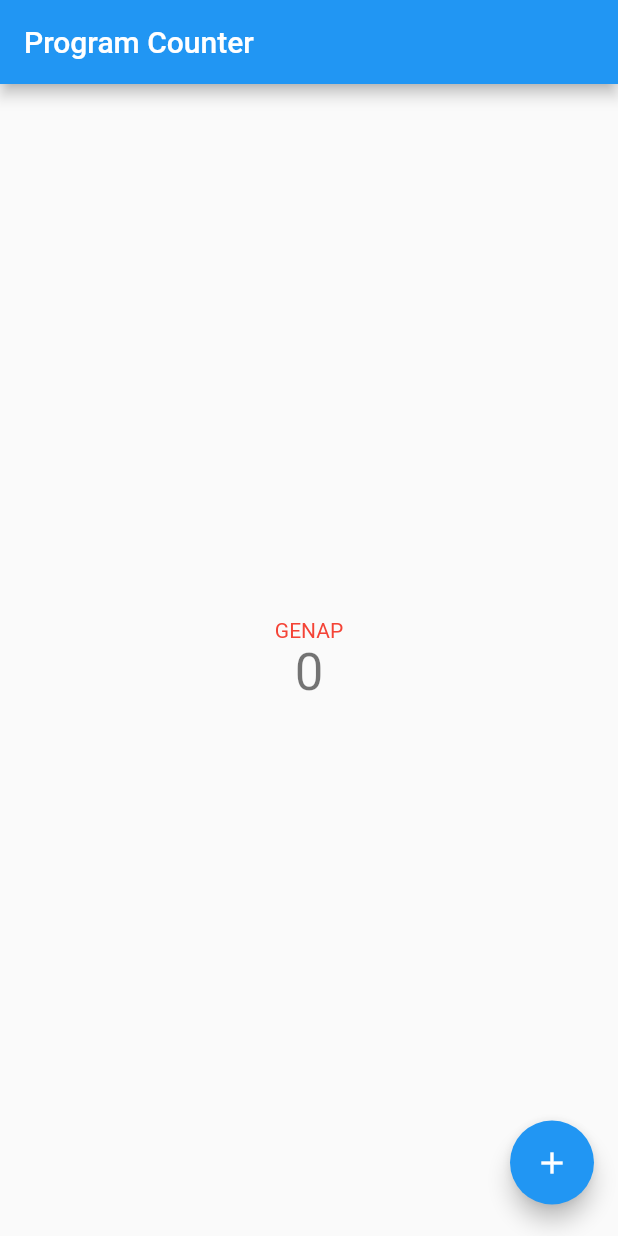
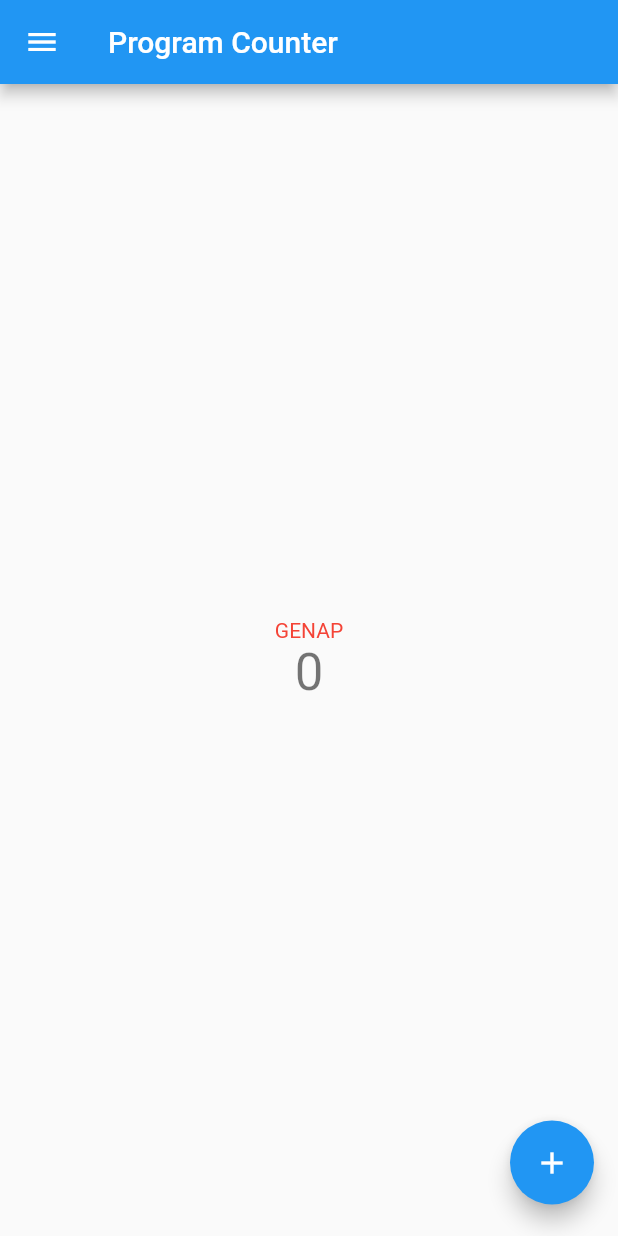
Before and after one commit to eugeniusms/pbp-flutter-lab, a Flutter app: the screen it shows after launch, on a phone screen of 412 x 824 dp. Run offline on Flutter 3.47's test engine with Material 2 defaults, Android fonts, the phone set to English and light mode, and no system bars.

Commit message:
🛠 Add Drawer

```diff
--- a/lib/pages/CounterPage.dart
+++ b/lib/pages/CounterPage.dart
@@ -1,4 +1,5 @@
 import 'package:flutter/material.dart'; // import ui material dari flutter
+import 'package:counter_7/pages/Drawer.dart';
 
 // CounterPage is a statefulwidget
 class CounterPage extends StatefulWidget {
@@ -42,6 +43,7 @@ class _CounterState extends State<CounterPage> {
         title: Text(widget.title),
         centerTitle: false,
       ),
+      drawer: buildDrawer(context), // build drawer
       // body center disusun dengan isi kolom dari child
       body: Center(
         child: Column(
--- /dev/null
+++ b/lib/pages/Drawer.dart
@@ -0,0 +1,49 @@
+import 'package:flutter/material.dart';
+import 'package:counter_7/pages/CounterPage.dart';
+import 'package:counter_7/pages/Form.dart';
+import 'package:counter_7/pages/ShowBudget.dart';
+
+// merupakan sebuah Drawer yang digunakan untuk navigasi antar page
+Drawer buildDrawer(BuildContext context) {
+  return Drawer(
+    child: Column(
+      // menu navigasi
+      children: [
+        // navigasi ke halaman utama "counter_7"
+        ListTile(
+          title: const Text('counter_7'),
+          // saat diklik maka Navigator akan mengarahkan ke halaman CounterPage
+          onTap: () {
+            // Route menu ke counter
+            Navigator.pushReplacement(
+              context,
+              MaterialPageRoute(builder: (context) => const CounterPage(title: "Counter 7",)),
+            );
+          },
+        ),
+        // navigasi ke halaman "Tambah Budget"
+        ListTile(
+          title: const Text('Tambah Budget'),
+          // saat diklik maka Navigator akan mengarahkan ke halaman Form
+          onTap: () {
+            Navigator.pushReplacement(
+              context,
+              MaterialPageRoute(builder: (context) => const MyFormPage()),
+            );
+          },
+        ),
+        // navigasi ke halaman "Data Budget"
+        ListTile(
+          title: const Text('Data Budget'),
+          onTap: () {
+            // saat diklik maka Navigator akan mengarahkan ke halaman ShowBudget
+            Navigator.pushReplacement(
+              context,
+              MaterialPageRoute(builder: (context) => const ShowBudget()),
+            );
+          },
+        ),
+      ],
+    ),
+  );
+}
```
